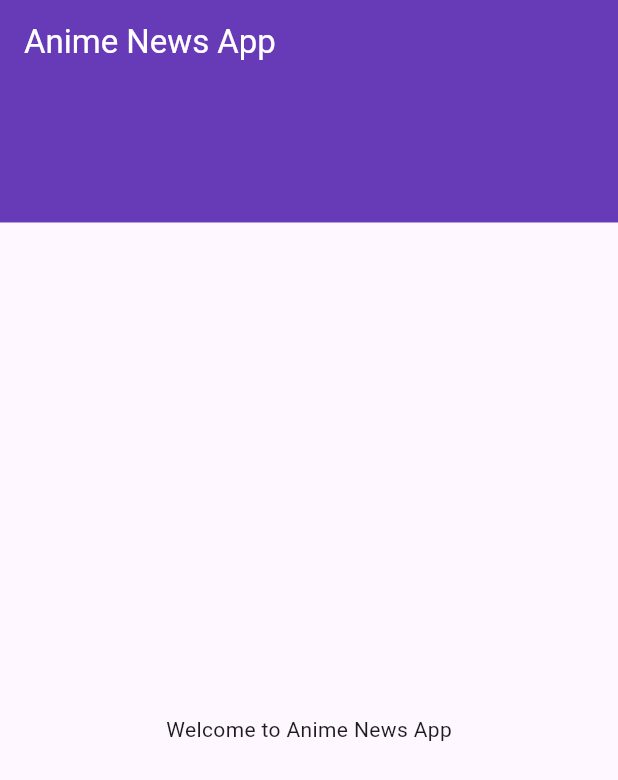
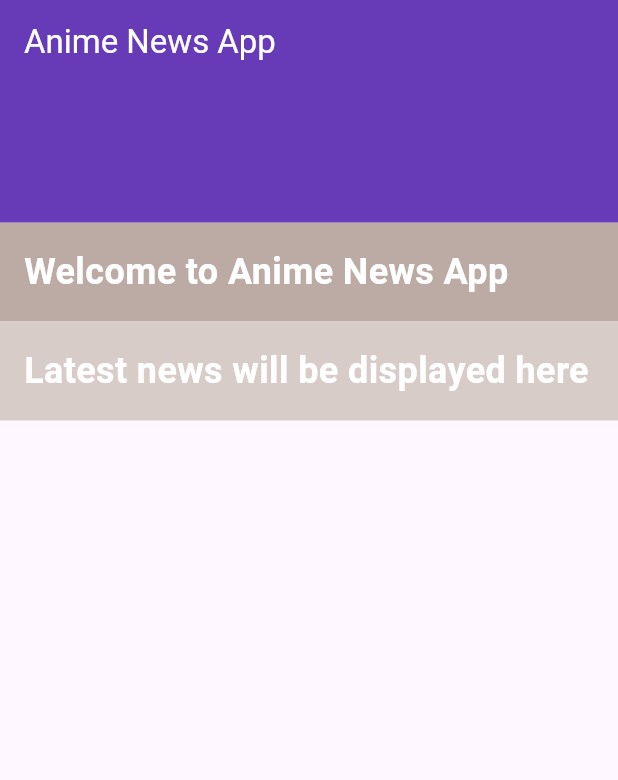
Before and after one commit to kazirafi09/Flutter_apps, a Flutter app: the screen it shows after launch, on a phone screen of 412 x 824 dp. Shown: the top 780 px of the screen. Run offline on Flutter 3.47's test engine with Material 3 defaults, Android fonts, the phone set to English and light mode, and no system bars.

Commit message:
New changes

```diff
--- /dev/null
+++ b/anime_news_app/lib/homepage.dart
@@ -0,0 +1,35 @@
+import 'package:flutter/material.dart';
+
+class MyHomePage extends StatelessWidget {
+  const MyHomePage({super.key});
+
+  @override
+  Widget build(BuildContext context) {
+    final screenHeight = MediaQuery.of(context).size.height;
+
+    return Scaffold(
+      appBar: PreferredSize(
+        preferredSize: Size.fromHeight(screenHeight * 0.18),
+        child: AppBar(
+          title: Text('Anime News App'),
+        ),
+      ),
+      body: Column(
+        crossAxisAlignment: CrossAxisAlignment.stretch,
+        children: [
+          Container(
+            color: Colors.brown[200],
+            padding: const EdgeInsets.all(16.0),
+            child: Text('Welcome to Anime News App', style: TextStyle(fontSize: 24, fontWeight: FontWeight.bold, color: Colors.white),),
+          ),
+          Container(
+            color: Colors.brown[100],
+            padding: const EdgeInsets.all(16.0),
+            child: Text('Latest news will be displayed here', style: TextStyle(fontSize: 24, fontWeight: FontWeight.bold, color: Colors.white),),
+          ),
+        ]
+
+      )
+    );
+  }
+}
--- a/anime_news_app/lib/main.dart
+++ b/anime_news_app/lib/main.dart
@@ -1,4 +1,5 @@
 import 'package:flutter/material.dart';
+import 'package:anime_news_app/homepage.dart';
 
 void main() {
   runApp(const MyApp());
@@ -26,25 +27,3 @@ class MyApp extends StatelessWidget {
     );
   }
 }
-
-/// Home Screen
-class MyHomePage extends StatelessWidget {
-  const MyHomePage({super.key});
-
-  @override
-  Widget build(BuildContext context) {
-    final screenHeight = MediaQuery.of(context).size.height;
-
-    return Scaffold(
-      appBar: PreferredSize(
-        preferredSize: Size.fromHeight(screenHeight * 0.18),
-        child: AppBar(
-          title: Text('Anime News App'),
-        ),
-      ),
-      body: const Center(
-        child: Text('Welcome to Anime News App'),
-      ),
-    );
-  }
-}
```
